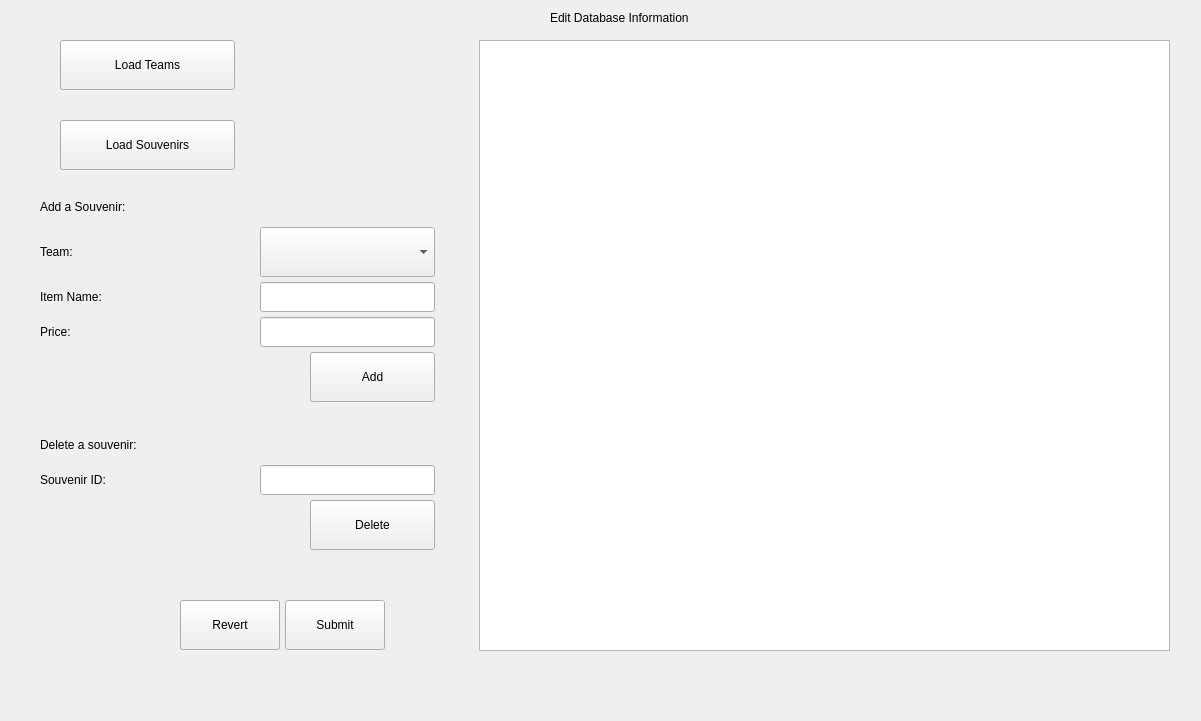
Above: QT Project/editwindow.ui from AaronGeesink/CS1D-Basketball-Project before the change. Below: the same form after it.
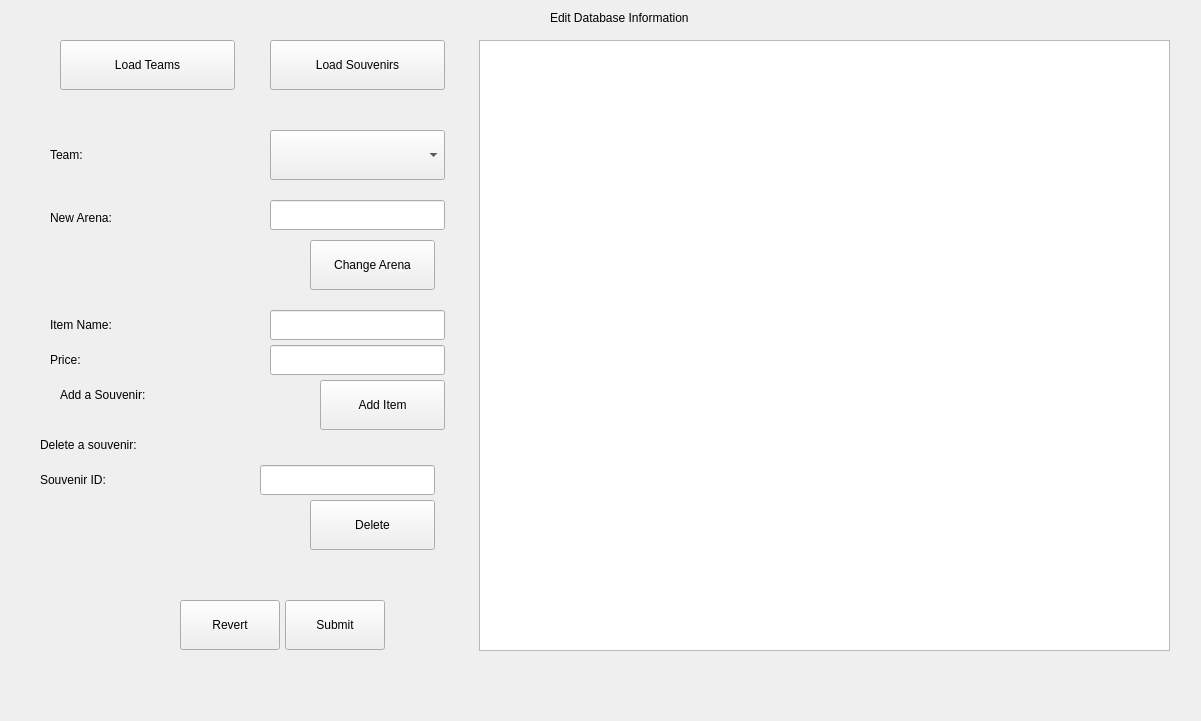
That is the form after the change.

Commit message: Started change team button in edit window

Patch:
```diff
--- a/QT Project/editwindow.ui
+++ b/QT Project/editwindow.ui
@@ -110,8 +110,8 @@
   <widget class="QPushButton" name="loadSouvenirs">
    <property name="geometry">
     <rect>
-     <x>60</x>
-     <y>120</y>
+     <x>270</x>
+     <y>40</y>
      <width>175</width>
      <height>50</height>
     </rect>
@@ -160,8 +160,8 @@
   <widget class="QLabel" name="addLabel1">
    <property name="geometry">
     <rect>
-     <x>40</x>
-     <y>192</y>
+     <x>60</x>
+     <y>380</y>
      <width>175</width>
      <height>30</height>
     </rect>
@@ -185,8 +185,8 @@
   <widget class="QLabel" name="addLabel2">
    <property name="geometry">
     <rect>
-     <x>40</x>
-     <y>227</y>
+     <x>50</x>
+     <y>130</y>
      <width>100</width>
      <height>50</height>
     </rect>
@@ -210,8 +210,8 @@
   <widget class="QLineEdit" name="priceLineEdit">
    <property name="geometry">
     <rect>
-     <x>260</x>
-     <y>317</y>
+     <x>270</x>
+     <y>345</y>
      <width>175</width>
      <height>30</height>
     </rect>
@@ -282,8 +282,8 @@
   <widget class="QLabel" name="addLabel3">
    <property name="geometry">
     <rect>
-     <x>40</x>
-     <y>282</y>
+     <x>50</x>
+     <y>310</y>
      <width>150</width>
      <height>30</height>
     </rect>
@@ -329,8 +329,8 @@
   <widget class="QComboBox" name="teamComboBox">
    <property name="geometry">
     <rect>
-     <x>260</x>
-     <y>227</y>
+     <x>270</x>
+     <y>130</y>
      <width>175</width>
      <height>50</height>
     </rect>
@@ -354,8 +354,8 @@
   <widget class="QLabel" name="addLabel4">
    <property name="geometry">
     <rect>
-     <x>40</x>
-     <y>317</y>
+     <x>50</x>
+     <y>345</y>
      <width>100</width>
      <height>30</height>
     </rect>
@@ -379,8 +379,8 @@
   <widget class="QLineEdit" name="souvenirLineEdit">
    <property name="geometry">
     <rect>
-     <x>260</x>
-     <y>282</y>
+     <x>270</x>
+     <y>310</y>
      <width>175</width>
      <height>30</height>
     </rect>
@@ -426,8 +426,8 @@
   <widget class="QPushButton" name="addSouvenirButton">
    <property name="geometry">
     <rect>
-     <x>310</x>
-     <y>352</y>
+     <x>320</x>
+     <y>380</y>
      <width>125</width>
      <height>50</height>
     </rect>
@@ -448,7 +448,7 @@
     <enum>Qt::RightToLeft</enum>
    </property>
    <property name="text">
-    <string>Add</string>
+    <string>Add Item</string>
    </property>
   </widget>
   <widget class="QPushButton" name="deleteSouvenirItem">
@@ -479,6 +479,69 @@
     <string>Delete</string>
    </property>
   </widget>
+  <widget class="QLabel" name="label_2">
+   <property name="geometry">
+    <rect>
+     <x>50</x>
+     <y>210</y>
+     <width>101</width>
+     <height>16</height>
+    </rect>
+   </property>
+   <property name="text">
+    <string>New Arena:</string>
+   </property>
+  </widget>
+  <widget class="QLineEdit" name="arenaLineEdit">
+   <property name="geometry">
+    <rect>
+     <x>270</x>
+     <y>200</y>
+     <width>175</width>
+     <height>30</height>
+    </rect>
+   </property>
+   <property name="minimumSize">
+    <size>
+     <width>150</width>
+     <height>30</height>
+    </size>
+   </property>
+   <property name="maximumSize">
+    <size>
+     <width>175</width>
+     <height>16777215</height>
+    </size>
+   </property>
+  </widget>
+  <widget class="QPushButton" name="changeArenaButton">
+   <property name="geometry">
+    <rect>
+     <x>310</x>
+     <y>240</y>
+     <width>125</width>
+     <height>50</height>
+    </rect>
+   </property>
+   <property name="minimumSize">
+    <size>
+     <width>100</width>
+     <height>50</height>
+    </size>
+   </property>
+   <property name="maximumSize">
+    <size>
+     <width>125</width>
+     <height>16777215</height>
+    </size>
+   </property>
+   <property name="layoutDirection">
+    <enum>Qt::RightToLeft</enum>
+   </property>
+   <property name="text">
+    <string>Change Arena</string>
+   </property>
+  </widget>
  </widget>
  <resources/>
  <connections/>
```
The commit also changes 2 other files.
